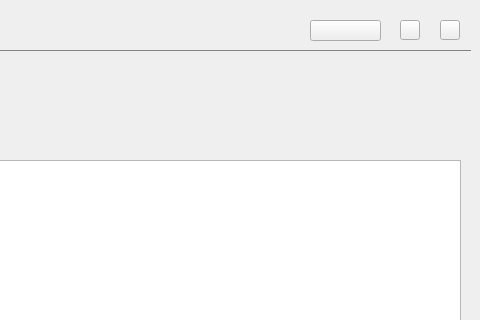
Old version of the form mainwindow.ui in the repository Fijiisland/Simplified-Airline-Tool; both pictures show x 470 to 950 and y 0 to 320 of the 950 by 520 pixel window.
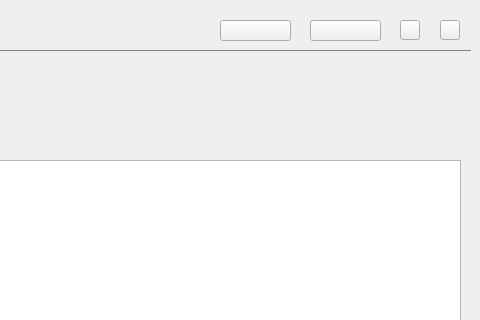
New version of the form. Icons and pictures are not drawn.

The edit to the form file:
```diff
--- a/mainwindow.ui
+++ b/mainwindow.ui
@@ -343,6 +343,22 @@
      <string/>
     </property>
    </widget>
+   <widget class="QPushButton" name="pushBtn_append">
+    <property name="geometry">
+     <rect>
+      <x>690</x>
+      <y>20</y>
+      <width>71</width>
+      <height>21</height>
+     </rect>
+    </property>
+    <property name="styleSheet">
+     <string notr="true">border-image: url(:/images/append0.png);</string>
+    </property>
+    <property name="text">
+     <string/>
+    </property>
+   </widget>
   </widget>
  </widget>
  <layoutdefault spacing="6" margin="11"/>
```
